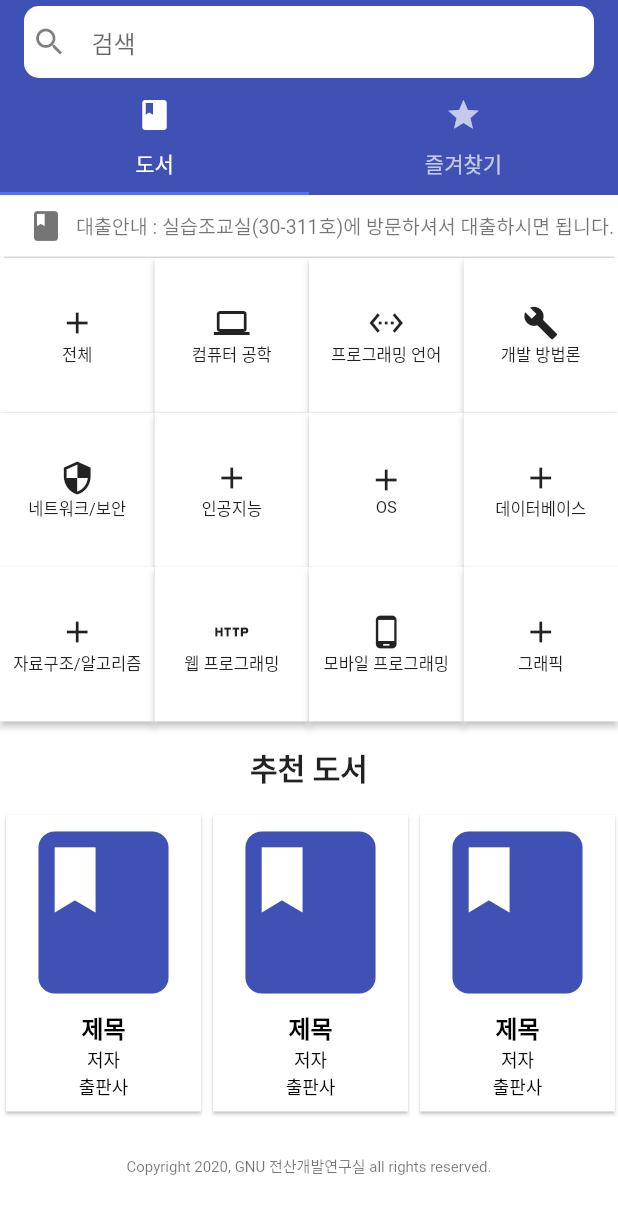
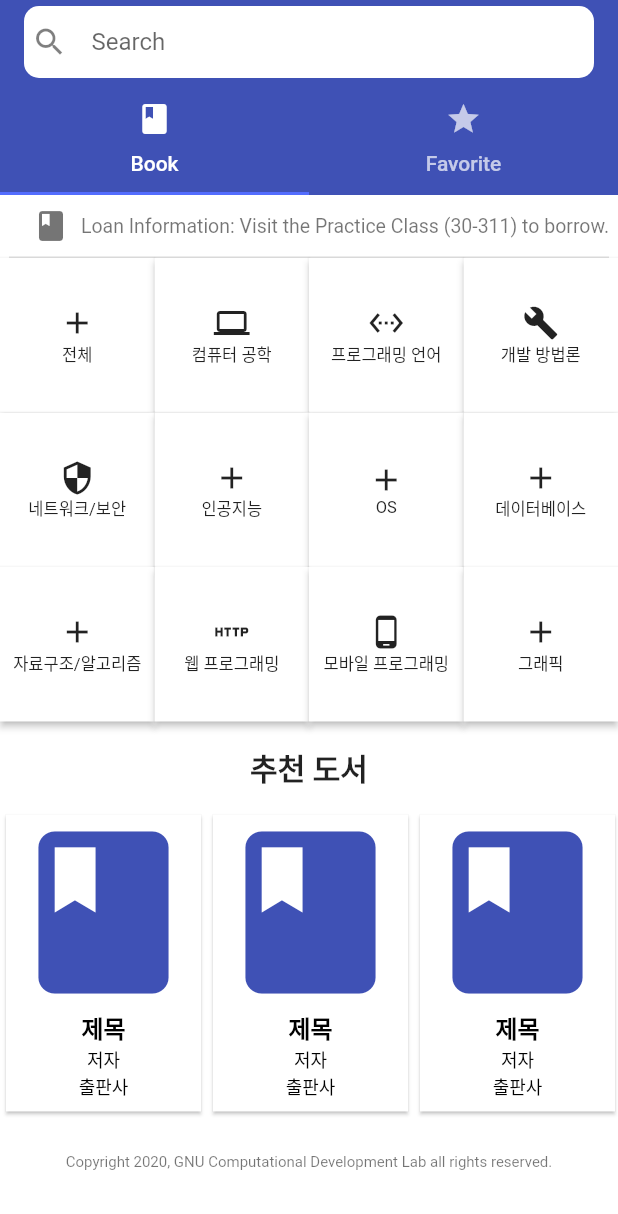
Before and after one commit to DONXUX/cs-library, a Flutter app: the screen it shows after launch, on a phone screen of 412 x 824 dp. Shown: the top 1214 px of the screen. Run offline on Flutter 3.47's test engine with Material 2 defaults, Android fonts, the phone set to English and light mode, and no system bars; our stand-ins replace flutter_bloc, flutter_svg.

Commit message:
Implement Category and List UI and Refactor

```diff
--- a/lib/controller/main/loan.dart
+++ b/lib/controller/main/loan.dart
@@ -16,4 +16,6 @@ class LoanController extends IController {
   void init(BuildContext context, {void Function(Runnable) setState}) async {
     super.init(context, setState: setState);
   }
+
+  void convertListWidget(int mode) => Navigator.pushNamed(context, R.widget.list, arguments: mode);
 }
--- /dev/null
+++ b/lib/data/debug.dart
@@ -0,0 +1,69 @@
+import 'package:cs_book_loan/data/book.dart';
+
+/// 디버그용 데이터 입니다.
+
+class Debug {
+  List<Book> _debugBook;
+
+  Debug(){
+    _debugBook = List();
+    Book book1 = Book(
+        id: 1,
+        name: "재준이는 영민이를 사랑해",
+        author: "김학률",
+        publisher: "구석방",
+        publish_year: 2020,
+        kind: 2,
+        loan_possible_num: 0,
+        loan_status: false
+    );
+    Book book2 = Book(
+        id: 2,
+        name: "미스터 백에게서 살아남기",
+        author: "조재준",
+        publisher: "실습조교실",
+        publish_year: 2019,
+        kind: 2,
+        loan_possible_num: 1,
+        loan_status: true
+    );
+    Book book3 = Book(
+        id: 3,
+        name: "학률이 조패고싶다",
+        author: "권영민",
+        publisher: "구석방",
+        publish_year: 2018,
+        kind: 3,
+        loan_possible_num: 0,
+        loan_status: false
+    );
+    Book book4 = Book(
+        id: 4,
+        name: "훈남 이동욱 따라잡기",
+        author: "이동욱",
+        publisher: "구석방",
+        publish_year: 2020,
+        kind: 1,
+        loan_possible_num: 0,
+        loan_status: false
+    );
+    Book book5 = Book(
+        id: 5,
+        name: "영민이 후장주름처럼",
+        author: "권땡땡",
+        publisher: "구석방",
+        publish_year: 2018,
+        kind: 4,
+        loan_possible_num: 11,
+        loan_status: true
+    );
+
+    _debugBook.add(book1);
+    _debugBook.add(book2);
+    _debugBook.add(book3);
+    _debugBook.add(book4);
+    _debugBook.add(book5);
+  }
+
+  List<Book> get debugBook => _debugBook;
+}
--- a/lib/res/widgets.dart
+++ b/lib/res/widgets.dart
@@ -1,4 +1,5 @@
 import 'package:cs_book_loan/widget/intro/intro.dart';
+import 'package:cs_book_loan/widget/list/book_list.dart';
 import 'package:cs_book_loan/widget/main/loan.dart';
 import 'package:cs_book_loan/widget/main/main.dart';
 import 'package:flutter/material.dart';
@@ -10,6 +11,7 @@ class Widgets extends Resource {
   String get intro => '/intro';
   String get loan => '/loan';
   String get main => '/main';
+  String get list => '/main/list';
 }
 
 // 위젯 라우터 정보입니다. 위젯을 추가하면 라우터도 추가해야합니다.
@@ -17,4 +19,5 @@ Map<String, WidgetBuilder> makeRoutes(final Widgets w) => {
   w.intro: (BuildContext context) => IntroWidget(),
   w.main: (BuildContext context) => MainWidget(),
   w.loan: (BuildContext context) => LoanWidget(),
+  w.list: (BuildContext context) => BookListWidget(),
 };
--- a/lib/widget/common/footer.dart
+++ b/lib/widget/common/footer.dart
@@ -1,3 +1,4 @@
+import 'package:cs_book_loan/res/lib.dart';
 import 'package:flutter/cupertino.dart';
 import 'package:flutter/material.dart';
 
@@ -7,7 +8,7 @@ class Footer extends StatelessWidget{
     return Container(
         margin: EdgeInsets.all(24.0),
         child: Text(
-            "Copyright 2020, GNU 전산개발연구실 all rights reserved.",
+            R.string.copyright,
             style: TextStyle(
               fontSize: 10.0,
               color: Colors.black54,
--- a/lib/widget/common/search.dart
+++ b/lib/widget/common/search.dart
@@ -1,3 +1,4 @@
+import 'package:cs_book_loan/res/lib.dart';
 import 'package:flutter/cupertino.dart';
 import 'package:flutter/material.dart';
 import 'package:flutter_bloc/flutter_bloc.dart';
@@ -48,7 +49,7 @@ class _SearchFieldState extends State<SearchField> {
   Widget build(BuildContext context) {
     return TextField(
       decoration: InputDecoration(
-        hintText: '검색',
+        hintText: R.string.search,
         border: InputBorder.none,
         icon: Icon(
           Icons.search,
--- a/lib/widget/main/loan.dart
+++ b/lib/widget/main/loan.dart
@@ -49,7 +49,7 @@ class LoanWidget extends StatelessWidget {
             padding: const EdgeInsets.only(left: 16.0, right: 8.0),
             child: Container(child: Icon(Icons.book, color: Colors.black54)),
           ),
-          Text("대출안내 : 실습조교실(30-311호)에 방문하셔서 대출하시면 됩니다.",
+          Text(R.string.guide,
               style: TextStyle(fontSize: 13.0, color: Colors.black54)),
         ],
       ),
@@ -116,23 +116,23 @@ class LoanWidget extends StatelessWidget {
 
   // 카테고리 리스트
   List<Widget> _CategoreyList() => [
-    _CategoryContent(Icon(Icons.add), "전체"),
-    _CategoryContent(Icon(Icons.computer), "컴퓨터 공학"),
-    _CategoryContent(Icon(Icons.settings_ethernet), "프로그래밍 언어"),
-    _CategoryContent(Icon(Icons.build), "개발 방법론"),
-    _CategoryContent(Icon(Icons.security), "네트워크/보안"),
-    _CategoryContent(Icon(Icons.add), "인공지능"),
-    _CategoryContent(Icon(Icons.add), "OS"),
-    _CategoryContent(Icon(Icons.add), "데이터베이스"),
-    _CategoryContent(Icon(Icons.add), "자료구조/알고리즘"),
-    _CategoryContent(Icon(Icons.http), "웹 프로그래밍"),
-    _CategoryContent(Icon(Icons.phone_android), "모바일 프로그래밍"),
-    _CategoryContent(Icon(Icons.add), "그래픽"),
+    _CategoryContent(Icon(Icons.add), "전체", 0),
+    _CategoryContent(Icon(Icons.computer), "컴퓨터 공학", 2),
+    _CategoryContent(Icon(Icons.settings_ethernet), "프로그래밍 언어", 3),
+    _CategoryContent(Icon(Icons.build), "개발 방법론", 4),
+    _CategoryContent(Icon(Icons.security), "네트워크/보안", 5),
+    _CategoryContent(Icon(Icons.add), "인공지능", 6),
+    _CategoryContent(Icon(Icons.add), "OS", 7),
+    _CategoryContent(Icon(Icons.add), "데이터베이스", 8),
+    _CategoryContent(Icon(Icons.add), "자료구조/알고리즘", 9),
+    _CategoryContent(Icon(Icons.http), "웹 프로그래밍", 10),
+    _CategoryContent(Icon(Icons.phone_android), "모바일 프로그래밍", 11),
+    _CategoryContent(Icon(Icons.add), "그래픽", 12),
     ];
 
   // 카테고리 컨텐츠 UI
-  Widget _CategoryContent(final Icon icon, final String name) => GestureDetector(
-    onTap: (){},
+  Widget _CategoryContent(final Icon icon, final String name, int mode) => GestureDetector(
+    onTap: (){ _controller.convertListWidget(mode); },
     child: Card(
         elevation: 2.0,
         margin: EdgeInsets.all(0.0),
--- a/lib/widget/main/main.dart
+++ b/lib/widget/main/main.dart
@@ -47,7 +47,7 @@ class _MainWidgetState extends State<MainWidget> with SingleTickerProviderStateM
           controller: ctr,
           children: <Widget>[
             LoanWidget(),
-            BookListWidget(1),
+            BookListWidget(),
           ],
         )
       );
--- a/res/values/strings_en.arb
+++ b/res/values/strings_en.arb
@@ -11,6 +11,9 @@
   "impossible_loan" : "Loan Impossible",
 
   "favorite" : "Favorite",
+  "search" : "Search",
 
+  "guide" : "Loan Information: Visit the Practice Class (30-311) to borrow.",
+  "copyright" : "Copyright 2020, GNU Computational Development Lab all rights reserved.",
   "commin_alert_field_close_app" : "Do you want to close CS Library?"
 }
--- a/res/values/strings_ko_KR.arb
+++ b/res/values/strings_ko_KR.arb
@@ -11,6 +11,9 @@
   "impossible_loan" : "대출불가",
 
   "favorite" : "즐겨찾기",
+  "search" : "검색"
 
+  "guide" : "대출안내 : 실습조교실(30-311호)에 방문하셔서 대출하시면 됩니다.",
+  "copyright" : "Copyright 2020, GNU 전산개발연구실 all rights reserved.",
   "commin_alert_field_close_app" : "CS 도서 대출 서비스를 종료하시겠습니까?"
 }
```
Also changed, not shown: lib/controller/list/book_list.dart (+27 -63 lines), lib/controller/main/main.dart (+4 -4 lines), lib/widget/list/book_list.dart (+6 -8 lines), lib/generated/i18n.dart.
